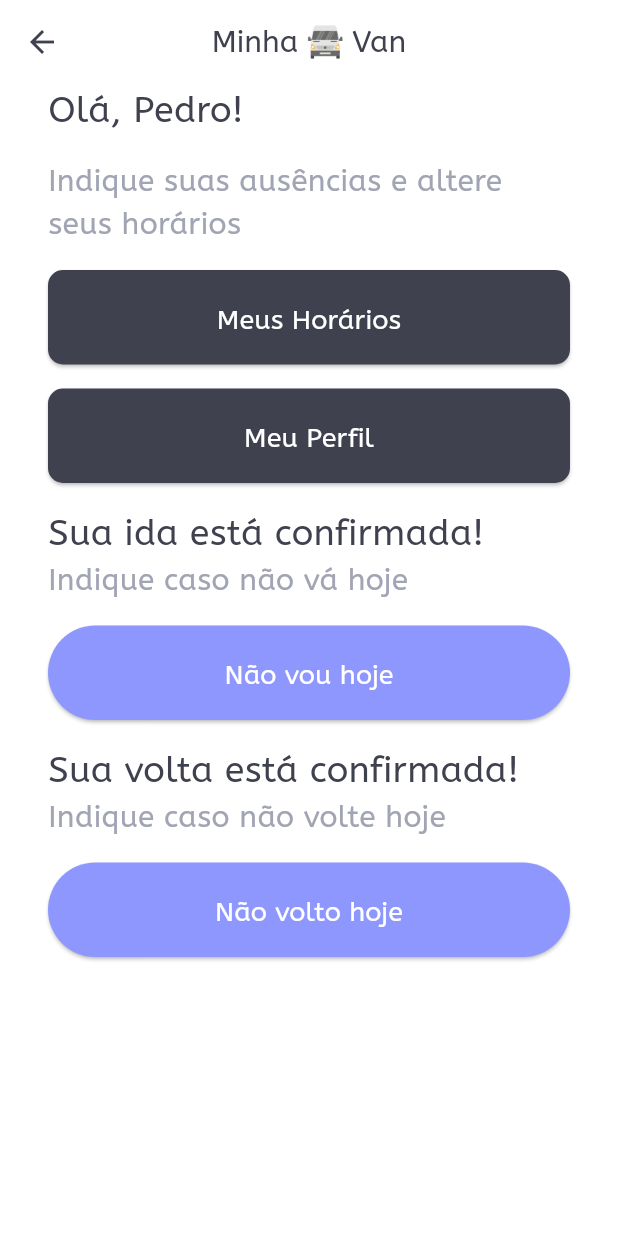
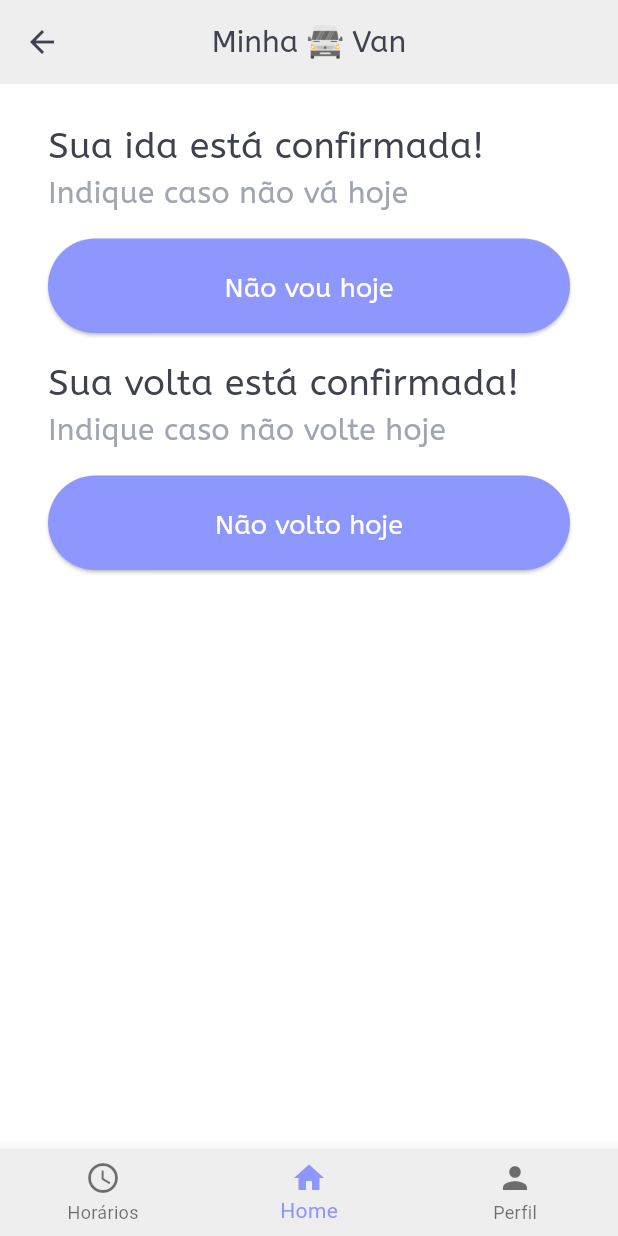
Before and after one commit to bortolinipedro/minha_van, a Flutter app: the PassangerHome screen opened by its route, on a phone screen of 412 x 824 dp. Run offline on Flutter 3.47's test engine with Material 3 defaults, Android fonts, the phone set to English and light mode, and no system bars; our stand-ins replace sqflite; accounts and stored records are empty.

Commit message:
dev: creating navbar

```diff
--- a/lib/constants/colors.dart
+++ b/lib/constants/colors.dart
@@ -6,6 +6,7 @@ class AppColors {
   static const Color auxiliar = Color(0xFFEBEAEC);
   static const Color textPrimary = Color(0xFF3F414E);
   static const Color textSecondary = Color(0xFFA1A4B2);
+  static const Color navbar = Color(0xFFEEEEEE);
   static const Color white = Colors.white;
   static const Color black = Colors.black;
 }
--- a/lib/i18n/passenger_home_i18n.dart
+++ b/lib/i18n/passenger_home_i18n.dart
@@ -1,8 +1,9 @@
 class PassengerHomeI18n {
   static const String helloPedro = "Olá, Pedro!";
   static const String indicateAbsencesAndChangeSchedules = "Indique suas ausências e altere seus horários";
-  static const String mySchedules = "Meus Horários";
-  static const String myProfile = "Meu Perfil";
+  static const String mySchedules = "Horários";
+  static const String myProfile = "Perfil";
+  static const String home = "Home";
   static const String yourDepartureIsConfirmed = "Sua ida está confirmada!";
   static const String indicateIfNotGoingToday = "Indique caso não vá hoje";
   static const String notGoingToday = "Não vou hoje";
--- a/lib/screens/passenger_home.dart
+++ b/lib/screens/passenger_home.dart
@@ -15,6 +15,28 @@ class PassangerHome extends StatefulWidget {
 }
 
 class PassangerHomeState extends State<PassangerHome> {
+  int _selectedIndex = 1;
+
+  void _onItemTapped(int index) {
+    setState(() {
+      _selectedIndex = index;
+    });
+
+    if (index == 0) {
+      Navigator.push(
+        context,
+        MaterialPageRoute(builder: (context) => Schedules()),
+      );
+      setState(() {
+        _selectedIndex = 1;
+      });
+    } else if (index == 2) {
+      setState(() {
+        _selectedIndex = 1;
+      });
+    }
+  }
+
   @override
   Widget build(BuildContext context) {
     return Scaffold(
@@ -27,34 +49,7 @@ class PassangerHomeState extends State<PassangerHome> {
         child: Column(
           crossAxisAlignment: CrossAxisAlignment.start,
           children: [
-            Text(PassengerHomeI18n.helloPedro, style: AppTextStyles.heading),
-            SizedBox(height: AppSpacing.sm),
-            Text(
-              PassengerHomeI18n.indicateAbsencesAndChangeSchedules,
-              style: AppTextStyles.subHeading,
-            ),
-            SizedBox(height: AppSpacing.sm),
-            CustomButton(
-              text: PassengerHomeI18n.mySchedules,
-              color: AppColors.secondary,
-              onPressed: () {
-                Navigator.push(
-                  context,
-                  MaterialPageRoute(builder: (context) => Schedules()),
-                );
-              },
-              width: double.infinity,
-              borderRadius: 10,
-            ),
-            SizedBox(height: AppSpacing.sm),
-            CustomButton(
-              text: PassengerHomeI18n.myProfile,
-              color: AppColors.secondary,
-              onPressed: () {},
-              width: double.infinity,
-              borderRadius: 10,
-            ),
-            SizedBox(height: AppSpacing.sm),
+            SizedBox(height: AppSpacing.md),
             Text(
               PassengerHomeI18n.yourDepartureIsConfirmed,
               style: AppTextStyles.heading,
@@ -89,6 +84,26 @@ class PassangerHomeState extends State<PassangerHome> {
           ],
         ),
       ),
+      bottomNavigationBar: BottomNavigationBar(
+        items: const <BottomNavigationBarItem>[
+          BottomNavigationBarItem(
+            icon: Icon(Icons.schedule),
+            label: PassengerHomeI18n.mySchedules,
+          ),
+          BottomNavigationBarItem(
+            icon: Icon(Icons.home),
+            label: PassengerHomeI18n.home,
+          ),
+          BottomNavigationBarItem(
+            icon: Icon(Icons.person),
+            label: PassengerHomeI18n.myProfile,
+          ),
+        ],
+        currentIndex: _selectedIndex,
+        selectedItemColor: AppColors.primary,
+        backgroundColor:  AppColors.navbar,
+        onTap: _onItemTapped,
+      ),
     );
   }
 }
--- a/lib/widgets/custom_app_bar.dart
+++ b/lib/widgets/custom_app_bar.dart
@@ -18,7 +18,7 @@ class CustomAppBar extends StatelessWidget implements PreferredSizeWidget {
   @override
   Widget build(BuildContext context) {
     return AppBar(
-      backgroundColor: AppColors.white,
+      backgroundColor: AppColors.navbar,
       elevation: 0,
       automaticallyImplyLeading: false,
       leading: showBackButton
--- a/pubspec.yaml
+++ b/pubspec.yaml
@@ -28,6 +28,8 @@ environment:
 # the latest version available on pub.dev. To see which dependencies have newer
 # versions available, run `flutter pub outdated`.
 dependencies:
+  http: ^1.4.0
+
   flutter:
     sdk: flutter
 
```
Also changed, not shown: pubspec.lock, 1 other file.
